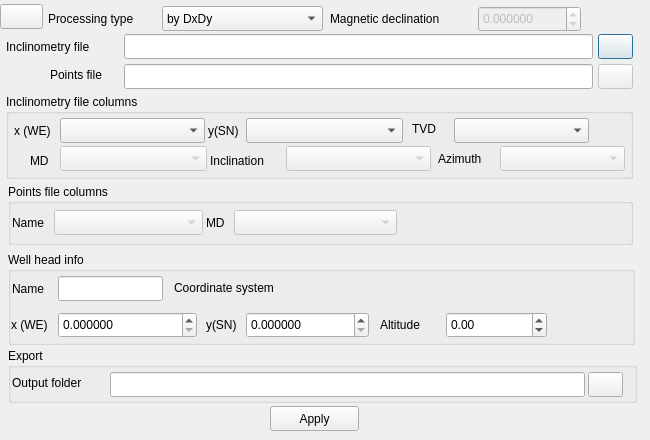
MikkoArtik/InclinometryPlugin, file inclinometry_calc_dialog_base.ui: the form before one commit.
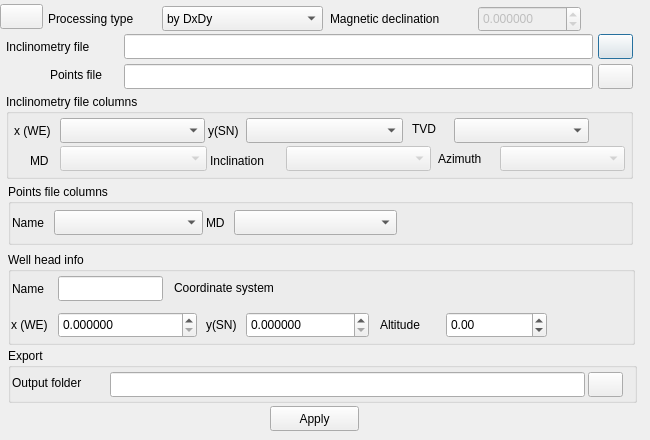
The form after the commit. Custom widgets are drawn as their Qt base class.

Commit message: Fix bug - add possibility calculation MD points in DxDy mode

The edit to the form file:
```diff
--- a/inclinometry_calc_dialog_base.ui
+++ b/inclinometry_calc_dialog_base.ui
@@ -546,7 +546,7 @@
   </widget>
   <widget class="QPushButton" name="bOpenPointsFile">
    <property name="enabled">
-    <bool>false</bool>
+    <bool>true</bool>
    </property>
    <property name="geometry">
     <rect>
@@ -587,7 +587,7 @@
    </widget>
    <widget class="QComboBox" name="cbPointColumn">
     <property name="enabled">
-     <bool>false</bool>
+     <bool>true</bool>
     </property>
     <property name="geometry">
      <rect>
@@ -613,7 +613,7 @@
    </widget>
    <widget class="QComboBox" name="cbMDPointColumn">
     <property name="enabled">
-     <bool>false</bool>
+     <bool>true</bool>
     </property>
     <property name="geometry">
      <rect>
```
The commit also changes 2 other files.
